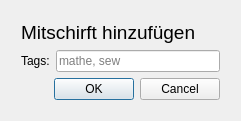
The window that c_writtennote.ui (orgnnice/OrgNNice) describes before a commit, drawn with Qt 5.
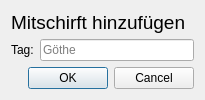
The same window after the commit.

```diff
--- a/c_writtennote.ui
+++ b/c_writtennote.ui
@@ -6,22 +6,27 @@
    <rect>
     <x>0</x>
     <y>0</y>
-    <width>241</width>
-    <height>121</height>
+    <width>205</width>
+    <height>100</height>
    </rect>
   </property>
+  <property name="minimumSize">
+   <size>
+    <width>205</width>
+    <height>100</height>
+   </size>
+  </property>
+  <property name="maximumSize">
+   <size>
+    <width>205</width>
+    <height>100</height>
+   </size>
+  </property>
   <property name="windowTitle">
    <string>C_WrittenNote</string>
   </property>
-  <widget class="QWidget" name="verticalLayoutWidget">
-   <property name="geometry">
-    <rect>
-     <x>10</x>
-     <y>10</y>
-     <width>221</width>
-     <height>101</height>
-    </rect>
-   </property>
+  <layout class="QVBoxLayout" name="verticalLayout_2">
+   <item>
    <layout class="QVBoxLayout" name="verticalLayout">
     <item>
      <widget class="QLabel" name="label_3">
@@ -35,50 +40,24 @@
       </property>
      </widget>
     </item>
-    <item>
-     <spacer name="verticalSpacer_4">
-      <property name="orientation">
-       <enum>Qt::Vertical</enum>
-      </property>
-      <property name="sizeHint" stdset="0">
-       <size>
-        <width>20</width>
-        <height>40</height>
-       </size>
-      </property>
-     </spacer>
-    </item>
     <item>
      <layout class="QGridLayout" name="gridLayout">
       <item row="0" column="1">
        <widget class="QLineEdit" name="tags">
         <property name="placeholderText">
-         <string>mathe, sew</string>
+          <string>Göthe</string>
         </property>
        </widget>
       </item>
       <item row="0" column="0">
        <widget class="QLabel" name="label_2">
         <property name="text">
-         <string>Tags:</string>
+          <string>Tag:</string>
         </property>
        </widget>
       </item>
      </layout>
     </item>
-    <item>
-     <spacer name="verticalSpacer_3">
-      <property name="orientation">
-       <enum>Qt::Vertical</enum>
-      </property>
-      <property name="sizeHint" stdset="0">
-       <size>
-        <width>20</width>
-        <height>40</height>
-       </size>
-      </property>
-     </spacer>
-    </item>
     <item>
      <widget class="QDialogButtonBox" name="buttonBox">
       <property name="orientation">
@@ -90,7 +69,8 @@
      </widget>
     </item>
    </layout>
-  </widget>
+   </item>
+  </layout>
  </widget>
  <layoutdefault spacing="6" margin="11"/>
  <resources/>
```
Lines whose indentation alone changed are shown as unchanged.
